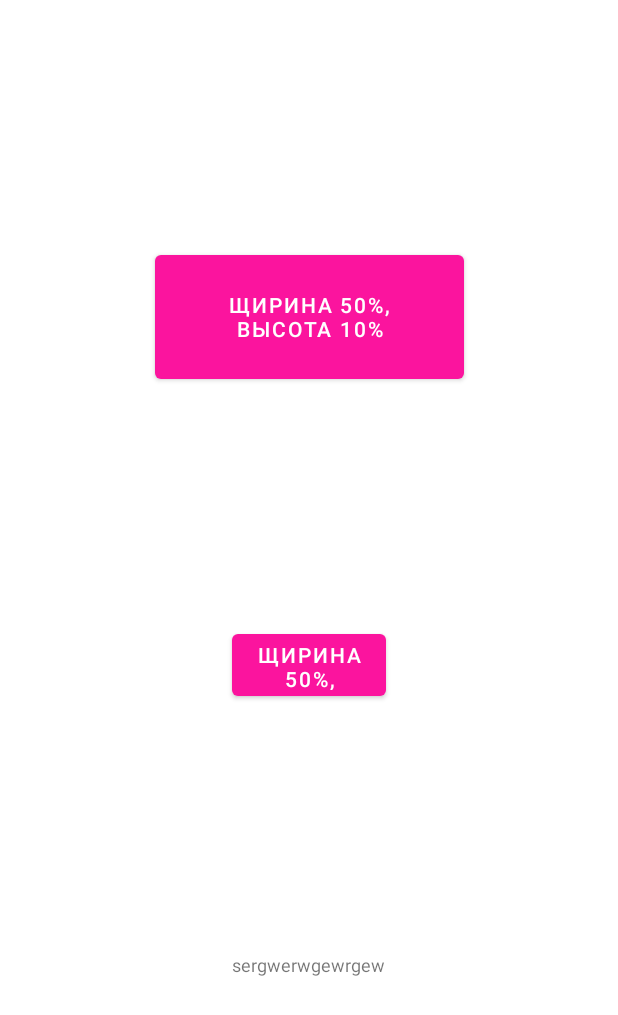
After one commit to mentatusn/material_1797_1679_3, an Android app: the layout fragment_constraint.xml on its own in the app's theme, with its tools: preview values and no code run, on a phone screen of 412 x 824 dp. The commit adds this screen. Shown: the top 1015 px of the screen. Run offline under Robolectric (Android 15) with nearby library versions, the phone set to English and light mode, and no system bars; Roboto replaces fonts that are not available here.

Commit message:
урок 4 начали, разобрали размеры виджетов в процентах и добавили chains

```diff
--- /dev/null
+++ b/app/src/main/res/layout/fragment_constraint.xml
@@ -0,0 +1,56 @@
+<?xml version="1.0" encoding="utf-8"?>
+<androidx.constraintlayout.widget.ConstraintLayout xmlns:android="http://schemas.android.com/apk/res/android"
+    xmlns:app="http://schemas.android.com/apk/res-auto"
+    xmlns:tools="http://schemas.android.com/tools"
+    android:layout_width="match_parent"
+    android:layout_height="match_parent">
+
+
+
+    <com.google.android.material.button.MaterialButton
+        android:id="@+id/btnOne"
+        android:layout_width="0dp"
+        android:layout_height="0dp"
+        android:insetTop="0dp"
+        android:insetBottom="0dp"
+        android:text="Щирина 50%, Высота 10%"
+        app:layout_constraintHorizontal_bias="0.5"
+        app:layout_constraintBottom_toTopOf="@+id/btnTwo"
+        app:layout_constraintEnd_toEndOf="parent"
+        app:layout_constraintHeight_percent="0.1"
+        app:layout_constraintStart_toStartOf="parent"
+        app:layout_constraintTop_toTopOf="parent"
+        app:layout_constraintWidth_percent="0.5" />
+
+    <com.google.android.material.button.MaterialButton
+        android:id="@+id/btnTwo"
+        android:layout_width="0dp"
+        android:layout_height="0dp"
+
+        android:insetTop="0dp"
+        android:insetBottom="0dp"
+
+        android:text="Щирина 50%, Высота 10%"
+        app:layout_constraintBottom_toTopOf="@+id/textView"
+
+        app:layout_constraintEnd_toEndOf="parent"
+        app:layout_constraintHeight_percent="0.05"
+        app:layout_constraintStart_toStartOf="parent"
+        app:layout_constraintTop_toBottomOf="@+id/btnOne"
+        app:layout_constraintWidth_percent="0.25" />
+
+    <TextView
+        android:id="@+id/textView"
+        android:layout_width="0dp"
+        android:layout_height="wrap_content"
+        app:autoSizeTextType="uniform"
+        android:text="sergwerwgewrgewrhjhsrthdasgerg"
+        android:maxLines="1"
+        app:layout_constraintWidth_percent="0.25"
+        app:layout_constraintBottom_toBottomOf="parent"
+        app:layout_constraintEnd_toEndOf="parent"
+        app:layout_constraintHorizontal_bias="0.5"
+        app:layout_constraintStart_toStartOf="parent"
+        app:layout_constraintTop_toBottomOf="@+id/btnTwo" />
+
+</androidx.constraintlayout.widget.ConstraintLayout>
--- a/app/src/main/res/menu/menu_bottom_navigation.xml
+++ b/app/src/main/res/menu/menu_bottom_navigation.xml
@@ -13,5 +13,11 @@
             app:showAsAction="always"
             android:title="На экран BottomNavigationActivity" />
 
+        <item
+            android:id="@+id/navigation_three"
+            android:icon="@drawable/ic_send"
+            app:showAsAction="always"
+            android:title="На экран LayoutActivity" />
+
 
 </menu>
```
Also changed, not shown: app/src/main/AndroidManifest.xml (+7 -1 lines), app/src/main/java/com/gb/material_1797_1679_3/view/constraint/ConstraintFragment.kt (added, +46 -0 lines), app/src/main/java/com/gb/material_1797_1679_3/view/constraint/LayoutActivity.kt (added, +63 -0 lines), app/src/main/java/com/gb/material_1797_1679_3/view/main/BottomNavigationDrawerFragment.kt (+7 -0 lines), app/src/main/res/layout/activity_layout.xml (added, +24 -0 lines), app/src/main/res/menu/menu_bottom_navigation_activity_layout.xml (added, +20 -0 lines).
